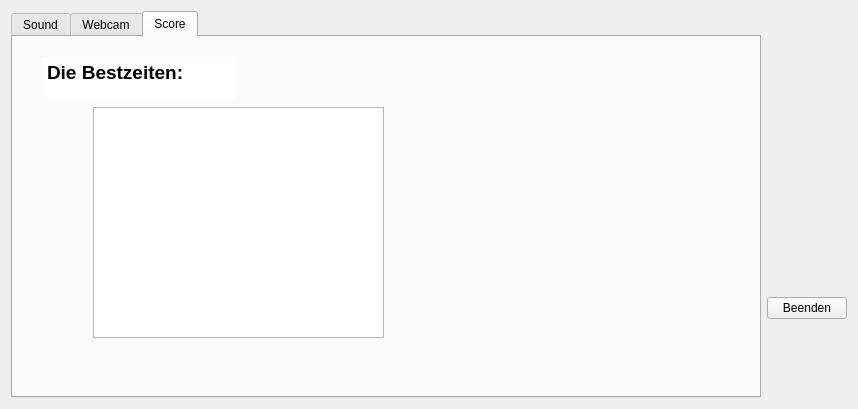
Above: untitled/mainwindow.ui from johannesmik/ar-blindekuh before the change. Below: the same form after it.
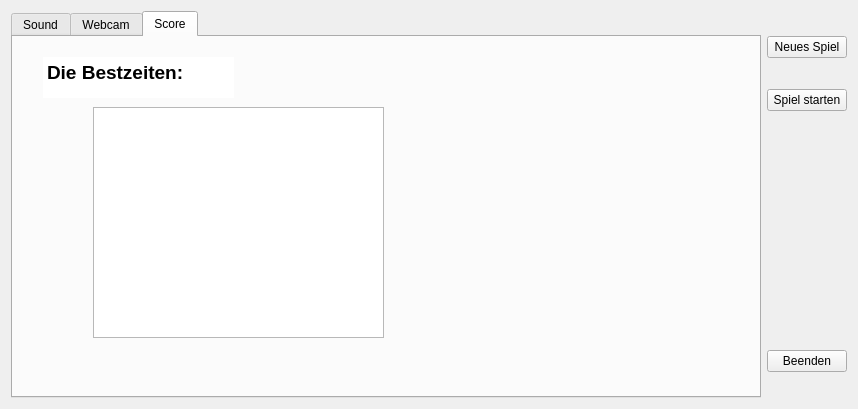
That is the form after the change. The open tabs and pages were chosen to show the change. Custom widgets are drawn as their Qt base class.

```diff
--- a/untitled/mainwindow.ui
+++ b/untitled/mainwindow.ui
@@ -100,6 +100,20 @@
     </item>
     <item>
      <layout class="QVBoxLayout" name="verticalLayout">
+      <item>
+       <widget class="QPushButton" name="newGame">
+        <property name="text">
+         <string>Neues Spiel</string>
+        </property>
+       </widget>
+      </item>
+      <item>
+       <widget class="QPushButton" name="startGame">
+        <property name="text">
+         <string>Spiel starten</string>
+        </property>
+       </widget>
+      </item>
       <item>
        <spacer name="verticalSpacer">
         <property name="orientation">
```
Left out of the diff: 2 changed lines with no effect on the pictures.
